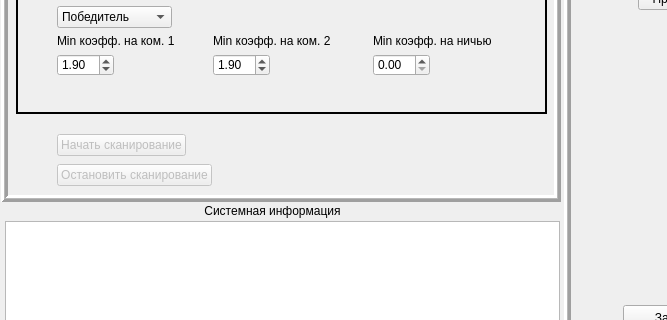
Before: the Qt Designer form Client UI/components/templates/client_app_template.ui in HiddenJang/Xperiment2, drawn with Qt 5; both pictures show x 0 to 667 and y 188 to 508 of the 863 by 603 pixel window.
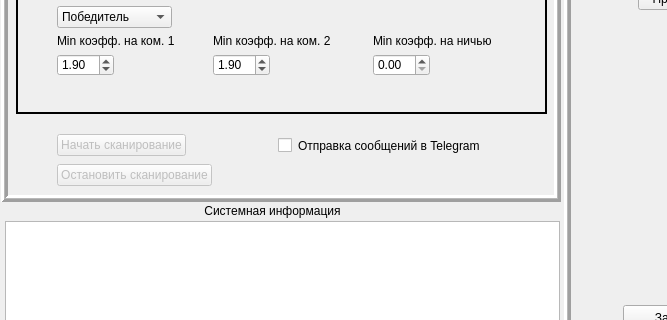
After: the same form once the commit is applied.

What changed in the file:
```diff
--- a/Client UI/components/templates/client_app_template.ui
+++ b/Client UI/components/templates/client_app_template.ui
@@ -491,7 +491,7 @@
       <rect>
        <x>31</x>
        <y>299</y>
-       <width>273</width>
+       <width>231</width>
        <height>58</height>
       </rect>
      </property>
@@ -596,6 +596,19 @@
       <enum>Qt::RichText</enum>
      </property>
     </widget>
+    <widget class="QCheckBox" name="checkBox_telegramMessageSwitch">
+     <property name="geometry">
+      <rect>
+       <x>277</x>
+       <y>302</y>
+       <width>261</width>
+       <height>23</height>
+      </rect>
+     </property>
+     <property name="text">
+      <string>Отправка сообщений в Telegram</string>
+     </property>
+    </widget>
     <zorder>layoutWidget_2</zorder>
     <zorder>frame_2</zorder>
     <zorder>layoutWidget</zorder>
```
Left out of the diff: 7 changed lines with no effect on the pictures.
